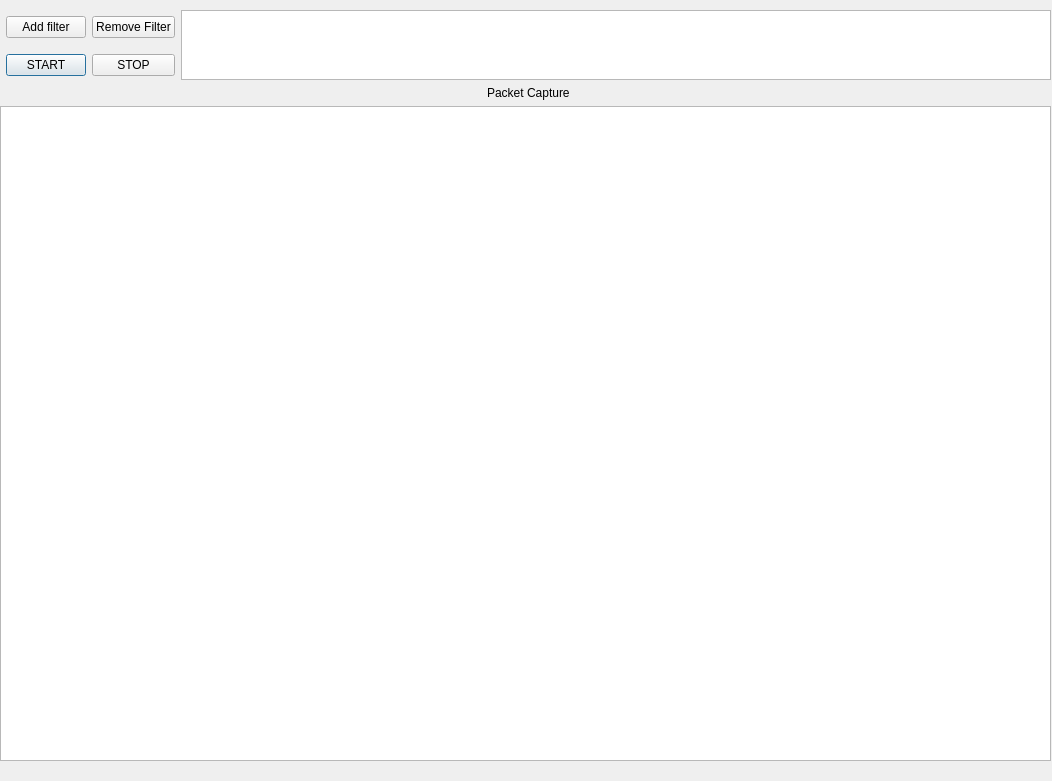
The window that UI/mainWindow.ui (astro12321/Tobi-v3) describes before a commit, drawn with Qt 5.
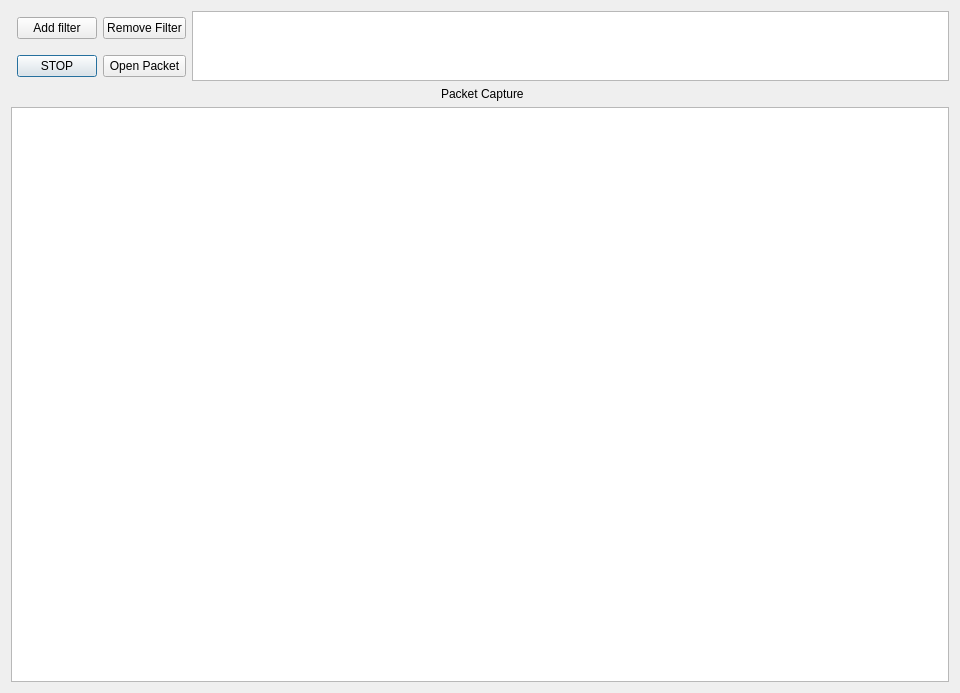
The same window after the commit.

```diff
--- a/UI/mainWindow.ui
+++ b/UI/mainWindow.ui
@@ -6,22 +6,15 @@
    <rect>
     <x>0</x>
     <y>0</y>
-    <width>1052</width>
-    <height>781</height>
+    <width>960</width>
+    <height>693</height>
    </rect>
   </property>
   <property name="windowTitle">
    <string>Dialog</string>
   </property>
-  <widget class="QWidget" name="verticalLayoutWidget">
-   <property name="geometry">
-    <rect>
-     <x>0</x>
-     <y>10</y>
-     <width>1051</width>
-     <height>751</height>
-    </rect>
-   </property>
+  <layout class="QGridLayout" name="gridLayout_2">
+   <item row="0" column="0">
    <layout class="QVBoxLayout" name="verticalLayout">
     <item>
      <layout class="QGridLayout" name="gridLayout">
@@ -35,7 +28,7 @@
       <item row="2" column="1">
        <widget class="QPushButton" name="startCaptureButton">
         <property name="text">
-         <string>START</string>
+          <string>STOP</string>
         </property>
        </widget>
       </item>
@@ -62,14 +55,15 @@
       <item row="2" column="2">
        <widget class="QPushButton" name="stopCaptureButton">
         <property name="text">
-         <string>STOP</string>
+          <string>Open Packet</string>
         </property>
        </widget>
       </item>
      </layout>
     </item>
    </layout>
-  </widget>
+   </item>
+  </layout>
  </widget>
  <resources/>
  <connections/>
```
Left out of the diff: 2 changed lines with no effect on the pictures. Lines whose indentation alone changed are shown as unchanged.
